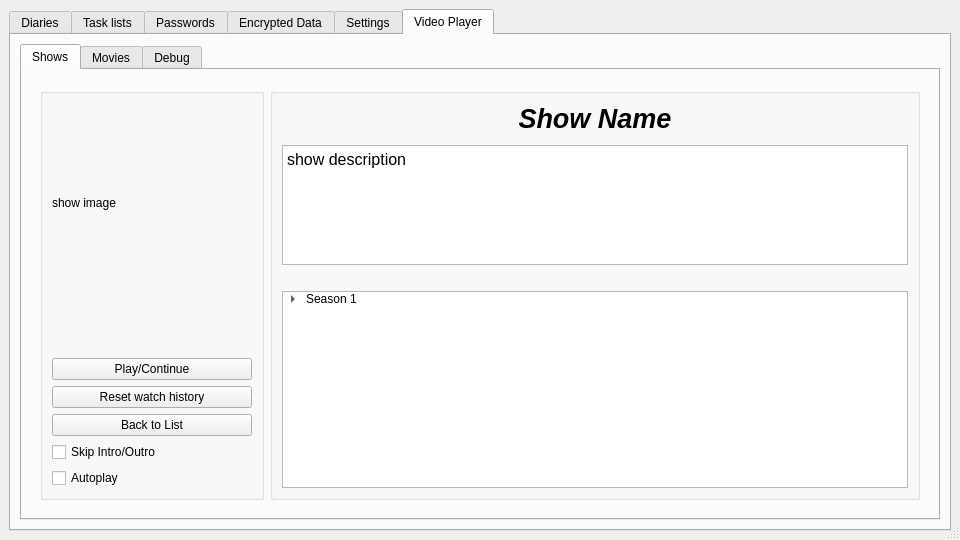
This is mainwindow.ui in therealMaPMaKeR/MMDiary as Qt 5 draws it before an edit. The edited form follows.
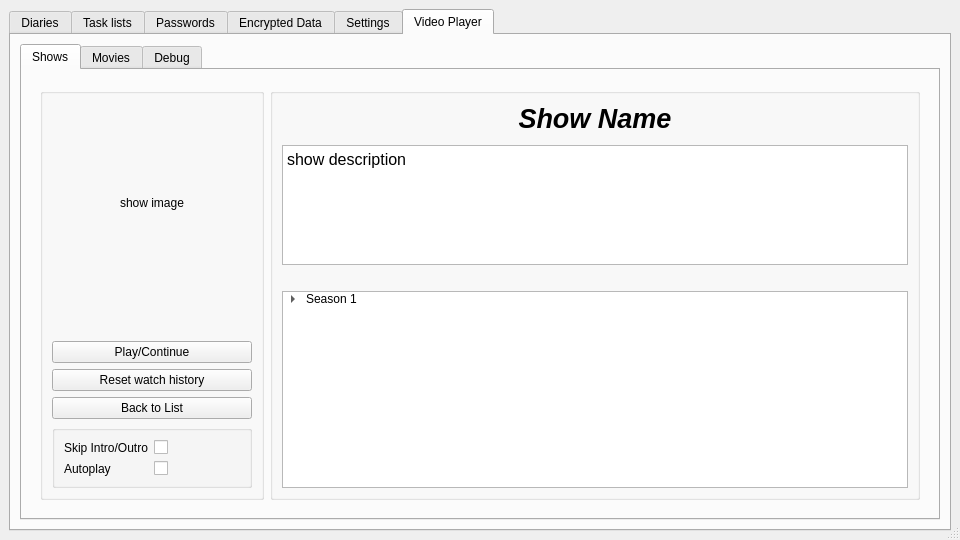
This is the edited form. Custom widgets are drawn as their Qt base class.

What changed in the file:
```diff
--- a/mainwindow.ui
+++ b/mainwindow.ui
@@ -2135,6 +2135,9 @@
                      <property name="text">
                       <string>show image</string>
                      </property>
+                     <property name="alignment">
+                      <set>Qt::AlignCenter</set>
+                     </property>
                     </widget>
                    </item>
                    <item>
@@ -2172,17 +2175,44 @@
                     </widget>
                    </item>
                    <item>
-                    <widget class="QCheckBox" name="checkBox_VP_Shows_Display_SkipContent">
+                    <widget class="QGroupBox" name="groupBox_6">
+                     <property name="title">
+                      <string/>
+                     </property>
+                     <layout class="QVBoxLayout" name="verticalLayout_29">
+                      <item>
+                       <layout class="QFormLayout" name="formLayout_11">
+                        <item row="0" column="0">
+                         <widget class="QLabel" name="label_32">
                      <property name="text">
                       <string>Skip Intro/Outro</string>
                      </property>
                     </widget>
                    </item>
-                   <item>
-                    <widget class="QCheckBox" name="checkBox_VP_Shows_Display_Autoplay">
+                        <item row="0" column="1">
+                         <widget class="QCheckBox" name="checkBox_VP_Shows_Display_SkipContent">
+                          <property name="text">
+                           <string/>
+                          </property>
+                         </widget>
+                        </item>
+                        <item row="1" column="0">
+                         <widget class="QLabel" name="label_33">
                      <property name="text">
                       <string>Autoplay</string>
                      </property>
+                         </widget>
+                        </item>
+                        <item row="1" column="1">
+                         <widget class="QCheckBox" name="checkBox_VP_Shows_Display_Autoplay">
+                          <property name="text">
+                           <string/>
+                          </property>
+                         </widget>
+                        </item>
+                       </layout>
+                      </item>
+                     </layout>
                     </widget>
                    </item>
                   </layout>
```
Lines whose indentation alone changed are shown as unchanged.
